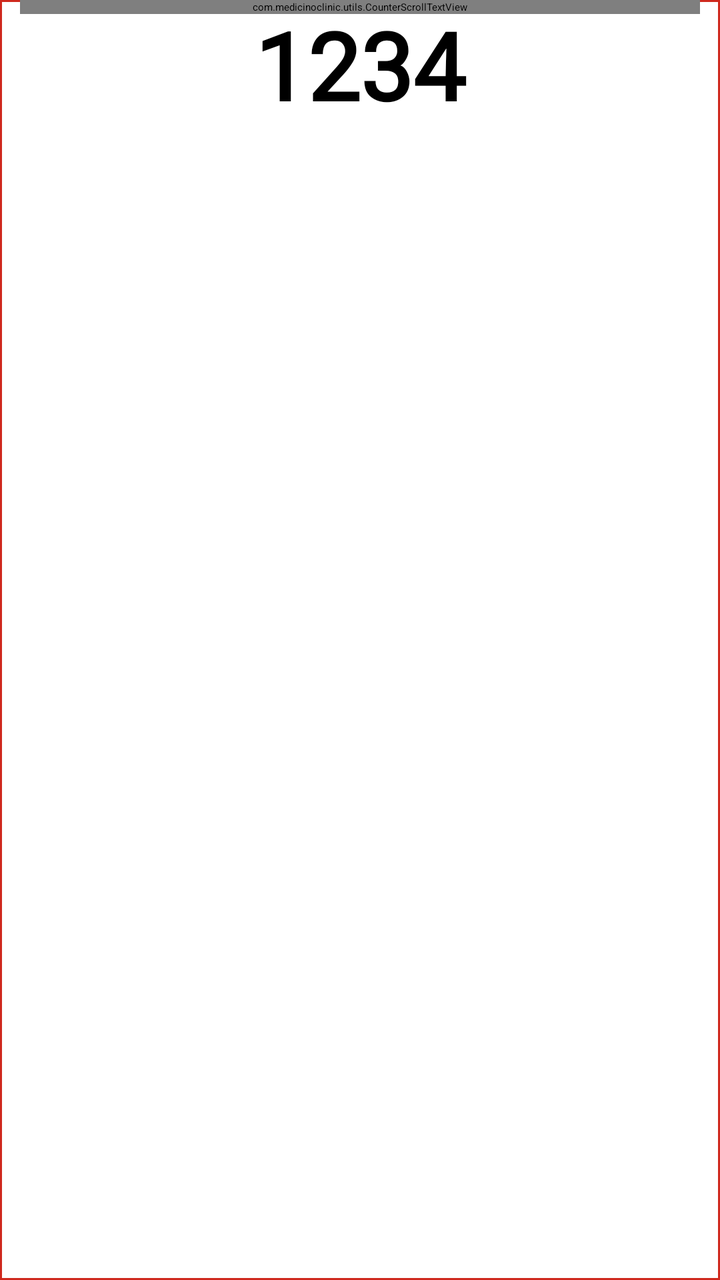
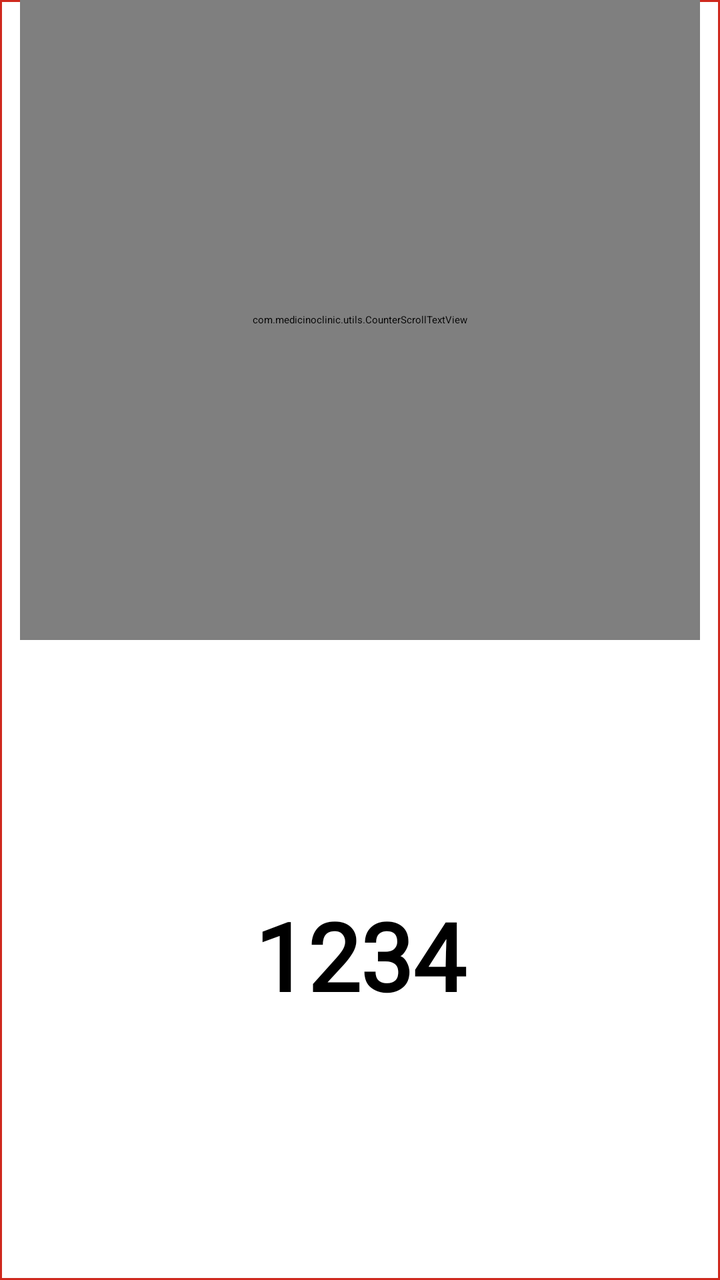

Compare the two renders of this Android layout. The source of the first and the diff that turns it into the second are given below.
<!-- AndroidManifest.xml: application theme Theme.MedicinoAndroidTV -->
<!-- res/layout/item_counter.xml -->
<?xml version="1.0" encoding="utf-8"?>
<LinearLayout xmlns:android="http://schemas.android.com/apk/res/android"
    android:layout_width="match_parent"
    android:layout_height="wrap_content"
    android:background="@drawable/focus"
    android:focusable="true"
    android:focusableInTouchMode="true"
    android:orientation="vertical"
    android:paddingStart="10dp"
    android:paddingEnd="10dp">

    <com.medicinoclinic.utils.CounterScrollTextView
        android:id="@+id/tv_name"
        android:layout_width="match_parent"
        android:layout_height="wrap_content"
        android:gravity="center_vertical|center"
        android:singleLine="true"
        android:text="Counter A"
        android:textColor="@color/black"
        android:textSize="27sp"
        android:textStyle="bold"
        android:paddingTop="0dp"
        android:paddingBottom="0dp"
        android:lineSpacingExtra="0dp"
        android:textFontWeight="900"
        android:includeFontPadding="false"
        android:fontFamily="@font/poppins_regular"/>

    <TextView
        android:id="@+id/tv_token"
        android:layout_width="match_parent"
        android:layout_height="wrap_content"
        android:gravity="center_vertical|center"
        android:text="1234"
        android:textColor="@android:color/black"
        android:textSize="47sp"
        android:textStyle="bold"
        android:paddingTop="0dp"
        android:paddingBottom="0dp"
        android:lineSpacingExtra="0dp"
        android:includeFontPadding="false"
        android:fontFamily="@font/poppins_bold"/>

</LinearLayout>
<!-- resources referenced by this layout -->
<resources>
  <color name="black">#000000</color>
  <!-- drawable focus (drawable) -->
  <?xml version="1.0" encoding="utf-8"?>
  <selector xmlns:android="http://schemas.android.com/apk/res/android">
      <item android:state_focused="true" android:drawable="@drawable/rectangle_bg1" />
      <item android:drawable="@drawable/rectangle_bg" />
  </selector>
  <style name="Theme.MedicinoAndroidTV" parent="@style/Theme.Leanback" />
  <!-- drawable rectangle_bg1 (drawable) -->
  <?xml version="1.0" encoding="utf-8"?>
  <shape xmlns:android="http://schemas.android.com/apk/res/android">
      <solid android:color="@color/selectedBg"/>
      <stroke android:width="1dp" android:color="@color/red"/>
      <corners android:radius="1dp" />
  
  </shape>
  <!-- drawable rectangle_bg (drawable) -->
  <?xml version="1.0" encoding="utf-8"?>
  <shape xmlns:android="http://schemas.android.com/apk/res/android">
      <solid android:color="@color/white"/>
  
      <stroke android:width="1dp"
          android:color="@color/red"
          />
  
  
  
  
  
  
  
      <corners android:bottomRightRadius="0dp"
          android:bottomLeftRadius="0dp"
          android:topLeftRadius="0dp"
          android:topRightRadius="0dp"/>
  </shape>
  <color name="selectedBg">#A692F3DE</color>
  <color name="red">#CF291E</color>
  <color name="white">#ffffff</color>
</resources>

<!-- the commit's change to res/layout/item_counter.xml (unified diff, before → after) -->
@@ -1,44 +1,43 @@
 <?xml version="1.0" encoding="utf-8"?>
 <LinearLayout xmlns:android="http://schemas.android.com/apk/res/android"
     android:layout_width="match_parent"
-    android:layout_height="wrap_content"
+    android:layout_height="match_parent"
     android:background="@drawable/focus"
     android:focusable="true"
     android:focusableInTouchMode="true"
     android:orientation="vertical"
     android:paddingStart="10dp"
-    android:paddingEnd="10dp">
+    android:paddingEnd="10dp"
+    android:weightSum="2">
 
     <com.medicinoclinic.utils.CounterScrollTextView
         android:id="@+id/tv_name"
         android:layout_width="match_parent"
-        android:layout_height="wrap_content"
-        android:gravity="center_vertical|center"
+        android:layout_height="0dp"
+        android:layout_weight="1"
+        android:fontFamily="@font/poppins_regular"
+        android:gravity="center"
+        android:includeFontPadding="false"
+        android:lineSpacingExtra="0dp"
         android:singleLine="true"
         android:text="Counter A"
         android:textColor="@color/black"
+        android:textFontWeight="900"
         android:textSize="27sp"
-        android:textStyle="bold"
-        android:paddingTop="0dp"
-        android:paddingBottom="0dp"
-        android:lineSpacingExtra="0dp"
-        android:textFontWeight="900"
-        android:includeFontPadding="false"
-        android:fontFamily="@font/poppins_regular"/>
+        android:textStyle="bold" />
 
     <TextView
         android:id="@+id/tv_token"
         android:layout_width="match_parent"
-        android:layout_height="wrap_content"
-        android:gravity="center_vertical|center"
+        android:layout_height="0dp"
+        android:layout_weight="1"
+        android:fontFamily="@font/poppins_bold"
+        android:gravity="center"
+        android:includeFontPadding="false"
+        android:lineSpacingExtra="0dp"
         android:text="1234"
         android:textColor="@android:color/black"
         android:textSize="47sp"
-        android:textStyle="bold"
-        android:paddingTop="0dp"
-        android:paddingBottom="0dp"
-        android:lineSpacingExtra="0dp"
-        android:includeFontPadding="false"
-        android:fontFamily="@font/poppins_bold"/>
+        android:textStyle="bold" />
 
 </LinearLayout>
